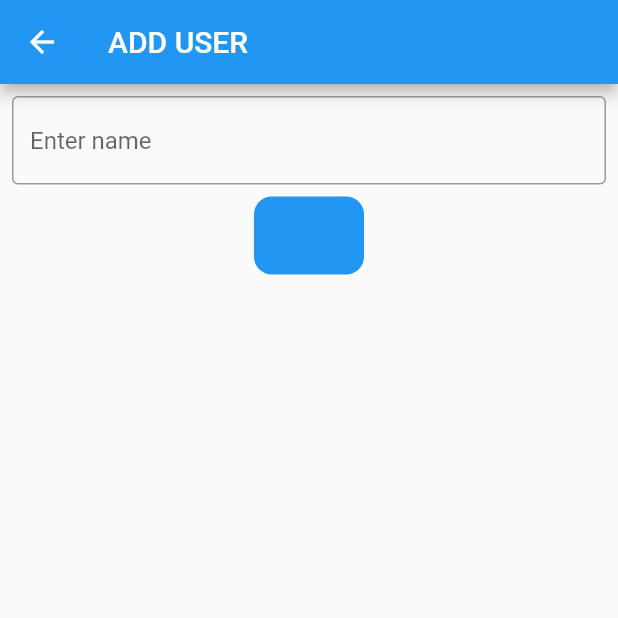
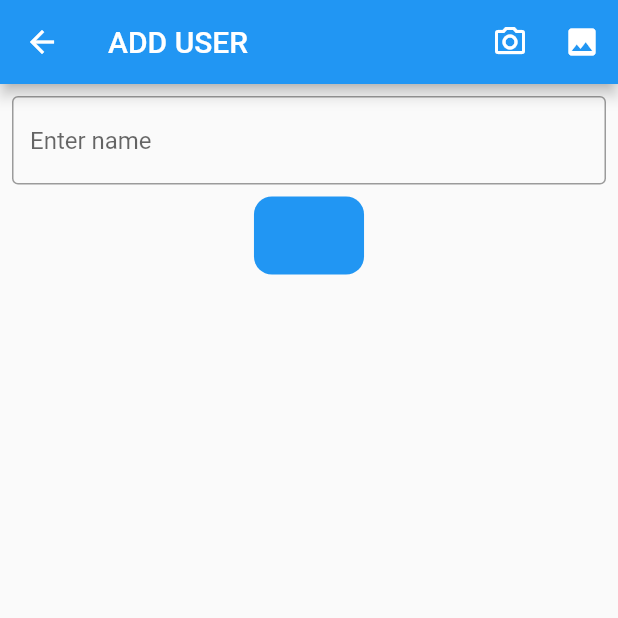
Before and after one commit to PHANNA11/sqlit6-7-2, a Flutter app: the screen it shows after launch, after a tap on the "add" icon, on a phone screen of 412 x 824 dp, the top half of it. Run offline on Flutter 3.47's test engine with Material 2 defaults, Android fonts, the phone set to English and light mode, and no system bars; our stand-ins replace image_picker, shared_preferences, sqflite; accounts and stored records are empty.

Commit message:
store image

```diff
--- a/lib/database/database_helper.dart
+++ b/lib/database/database_helper.dart
@@ -37,7 +37,7 @@ class DatabaseHelper extends DatabaseStucture {
     String path = await getDatabasesPath();
     return openDatabase(join(path, 'userdb.db'), onCreate: (db, version) async {
       await db.execute(
-          'CREATE TABLE $userTableName($fid INTEGER PRIMIRY KEY,$fname TEXT)');
+          'CREATE TABLE $userTableName($fid INTEGER PRIMIRY KEY,$fname TEXT,$fprofile TEXT)');
     }, version: 1);
   }
 
--- a/lib/models/user_model.dart
+++ b/lib/models/user_model.dart
@@ -3,12 +3,14 @@ import 'package:pro_local_storage/utils/property.dart';
 class UserModel {
   int? id;
   String? name;
-  UserModel({this.id, this.name});
+  String profile;
+  UserModel({this.id, this.name, required this.profile});
   Map<String, dynamic> userModeltoJson() {
-    return {fid: id, fname: name};
+    return {fid: id, fname: name, fprofile: profile};
   }
 
   UserModel.userModelFromJson(Map<String, dynamic> res)
       : id = res[fid],
-        name = res[fname];
+        name = res[fname],
+        profile = res[fprofile];
 }
--- a/lib/utils/property.dart
+++ b/lib/utils/property.dart
@@ -1,3 +1,4 @@
 String fid = 'id';
 String fname = 'name';
+String fprofile = 'profile';
 String userTableName = 'users';
--- a/lib/views/add_user.dart
+++ b/lib/views/add_user.dart
@@ -1,5 +1,8 @@
+import 'dart:io';
+
 import 'package:flutter/cupertino.dart';
 import 'package:flutter/material.dart';
+import 'package:image_picker/image_picker.dart';
 import 'package:pro_local_storage/database/database_helper.dart';
 import 'package:pro_local_storage/models/user_model.dart';
 
@@ -12,6 +15,7 @@ class AddUser extends StatefulWidget {
 
 class _AddUserState extends State<AddUser> {
   TextEditingController textEditingController = TextEditingController();
+  File? imageProfile;
   @override
   Widget build(BuildContext context) {
     return Scaffold(
@@ -19,9 +23,25 @@ class _AddUserState extends State<AddUser> {
         title: Text(
           'Add User'.toUpperCase(),
         ),
+        actions: [
+          IconButton(
+            onPressed: () async {
+              getImageFromCamera();
+            },
+            icon: const Icon(Icons.camera_alt_outlined),
+          ),
+          IconButton(
+              onPressed: () async {
+                getImageFromGallary();
+              },
+              icon: const Icon(Icons.image))
+        ],
       ),
       body: Column(
         children: [
+          imageProfile == null
+              ? const SizedBox()
+              : Image(image: FileImage(File(imageProfile!.path))),
           Padding(
             padding: const EdgeInsets.all(8.0),
             child: TextField(
@@ -37,11 +57,26 @@ class _AddUserState extends State<AddUser> {
                 await DatabaseHelper()
                     .insertData(UserModel(
                         id: DateTime.now().microsecond,
-                        name: textEditingController.text))
+                        name: textEditingController.text,
+                        profile: imageProfile!.path.toString()))
                     .then((value) => Navigator.pop(context));
               })
         ],
       ),
     );
   }
+
+  void getImageFromCamera() async {
+    var fileImage = await ImagePicker().pickImage(source: ImageSource.camera);
+    setState(() {
+      imageProfile = File(fileImage!.path);
+    });
+  }
+
+  void getImageFromGallary() async {
+    var fileImage = await ImagePicker().pickImage(source: ImageSource.gallery);
+    setState(() {
+      imageProfile = File(fileImage!.path);
+    });
+  }
 }
--- a/lib/views/list_user_screen.dart
+++ b/lib/views/list_user_screen.dart
@@ -1,3 +1,5 @@
+import 'dart:io';
+
 import 'package:flutter/material.dart';
 import 'package:pro_local_storage/database/database_helper.dart';
 import 'package:pro_local_storage/models/user_model.dart';
@@ -62,6 +64,9 @@ class _ListUserScreenState extends State<ListUserScreen> {
               var user = snapshot.data![index];
               return Card(
                 child: ListTile(
+                  leading: CircleAvatar(
+                    backgroundImage: FileImage(File(user.profile.toString())),
+                  ),
                   title: Text(user.name.toString()),
                 ),
               );
--- a/pubspec.yaml
+++ b/pubspec.yaml
@@ -30,6 +30,7 @@ dependencies:
   shared_preferences: ^2.0.15
   sqflite: ^2.0.3+1
   path_provider: ^2.0.11
+  image_picker: ^0.8.6+1
   flutter:
     sdk: flutter
 
```
Also changed, not shown: pubspec.lock, 2 other files.
